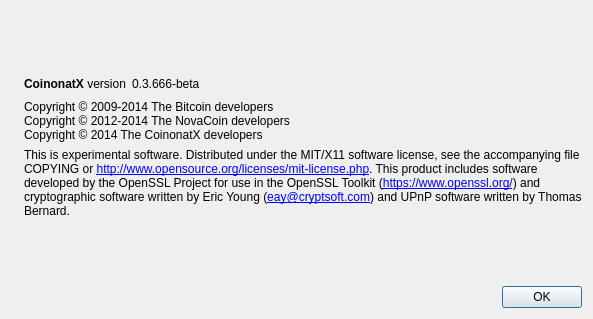
Before: the Qt Designer form src/qt/forms/aboutdialog.ui in coinonat/CoinonatX, drawn with Qt 5.
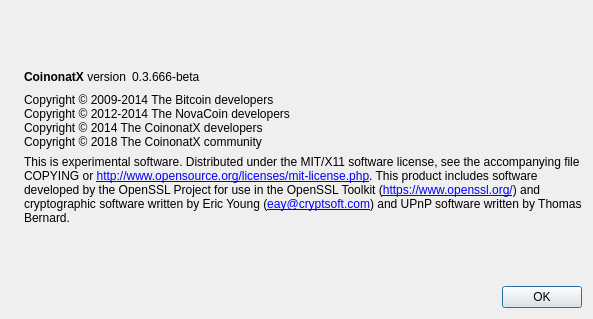
After: the same form once the commit is applied. Icons and pictures are not drawn.

What changed in the file:
```diff
--- a/src/qt/forms/aboutdialog.ui
+++ b/src/qt/forms/aboutdialog.ui
@@ -93,7 +93,8 @@
        <property name="text">
         <string>Copyright © 2009-2014 The Bitcoin developers
 Copyright © 2012-2014 The NovaCoin developers
-Copyright © 2014 The CoinonatX developers</string>
+Copyright © 2014 The CoinonatX developers
+Copyright © 2018 The CoinonatX community</string>
        </property>
        <property name="textInteractionFlags">
         <set>Qt::LinksAccessibleByMouse|Qt::TextSelectableByKeyboard|Qt::TextSelectableByMouse</set>
```
